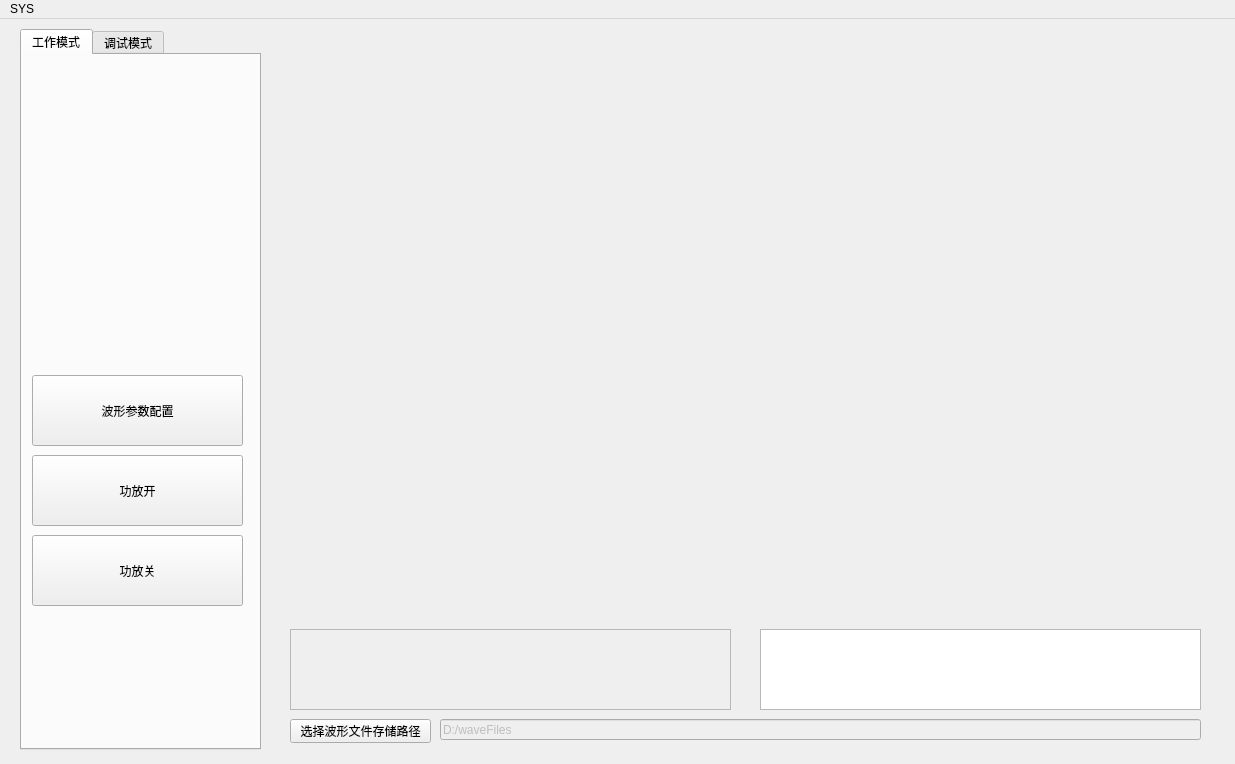
First picture: the form in mainwindow.ui, repository lnwin/SDSJJ_waveControl, before the edit.
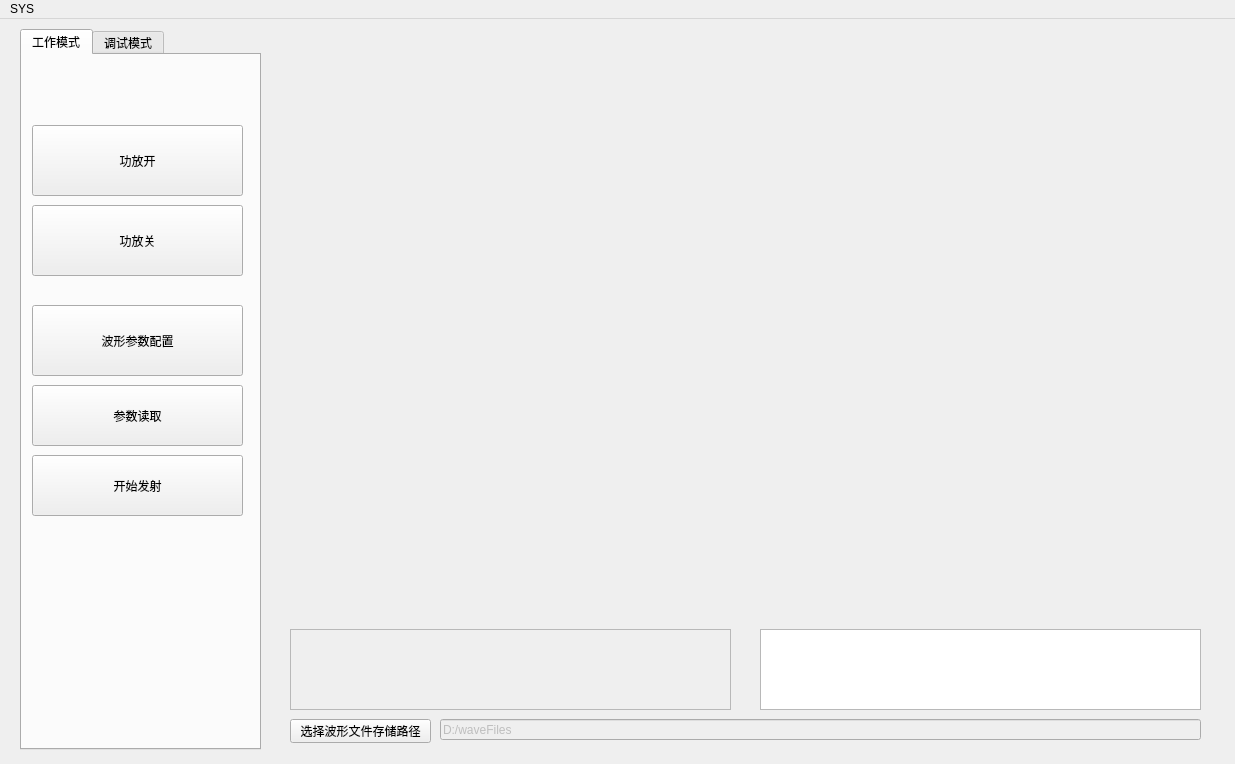
Second picture: the form after the edit. The open tabs and pages were chosen to show the change. Custom widgets are drawn as their Qt base class.

Patch:
```diff
--- a/mainwindow.ui
+++ b/mainwindow.ui
@@ -44,7 +44,7 @@
       <property name="geometry">
        <rect>
         <x>10</x>
-        <y>320</y>
+        <y>250</y>
         <width>211</width>
         <height>71</height>
        </rect>
@@ -57,7 +57,7 @@
       <property name="geometry">
        <rect>
         <x>10</x>
-        <y>400</y>
+        <y>70</y>
         <width>211</width>
         <height>71</height>
        </rect>
@@ -70,7 +70,7 @@
       <property name="geometry">
        <rect>
         <x>10</x>
-        <y>480</y>
+        <y>150</y>
         <width>211</width>
         <height>71</height>
        </rect>
@@ -79,6 +79,32 @@
        <string>功放关</string>
       </property>
      </widget>
+     <widget class="QPushButton" name="pushButton_8">
+      <property name="geometry">
+       <rect>
+        <x>10</x>
+        <y>330</y>
+        <width>211</width>
+        <height>61</height>
+       </rect>
+      </property>
+      <property name="text">
+       <string>参数读取</string>
+      </property>
+     </widget>
+     <widget class="QPushButton" name="pushButton_9">
+      <property name="geometry">
+       <rect>
+        <x>10</x>
+        <y>400</y>
+        <width>211</width>
+        <height>61</height>
+       </rect>
+      </property>
+      <property name="text">
+       <string>开始发射</string>
+      </property>
+     </widget>
     </widget>
     <widget class="QWidget" name="tab_2">
      <attribute name="title">
```
Left out of the diff: 20 changed lines with no effect on the pictures.
